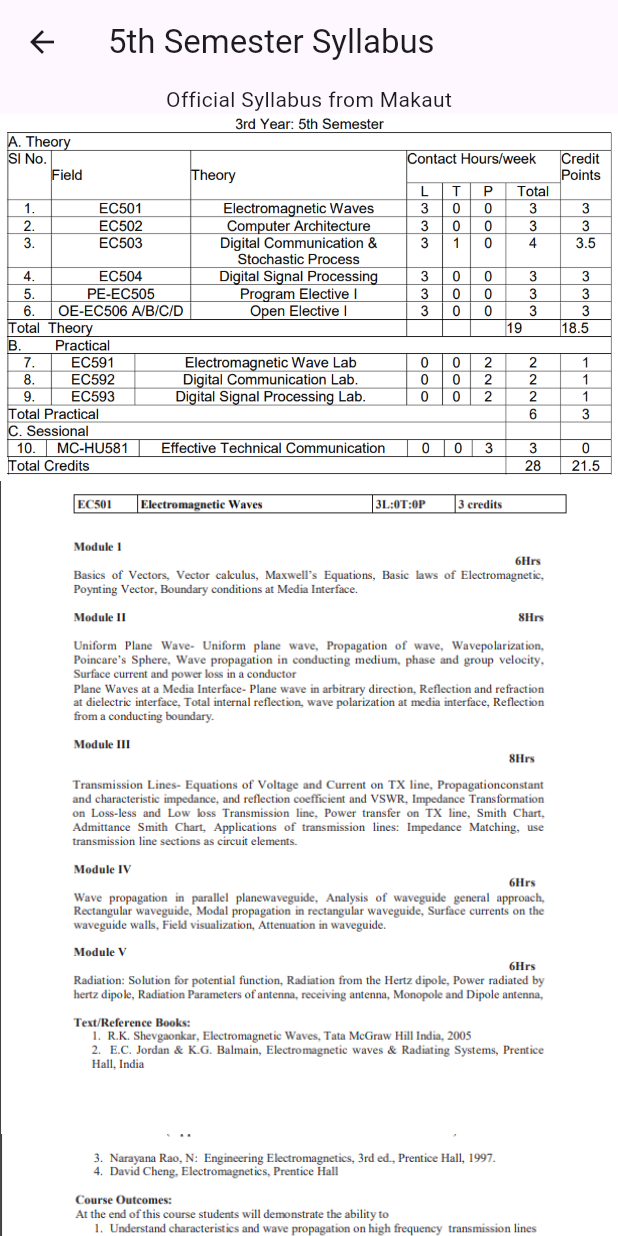
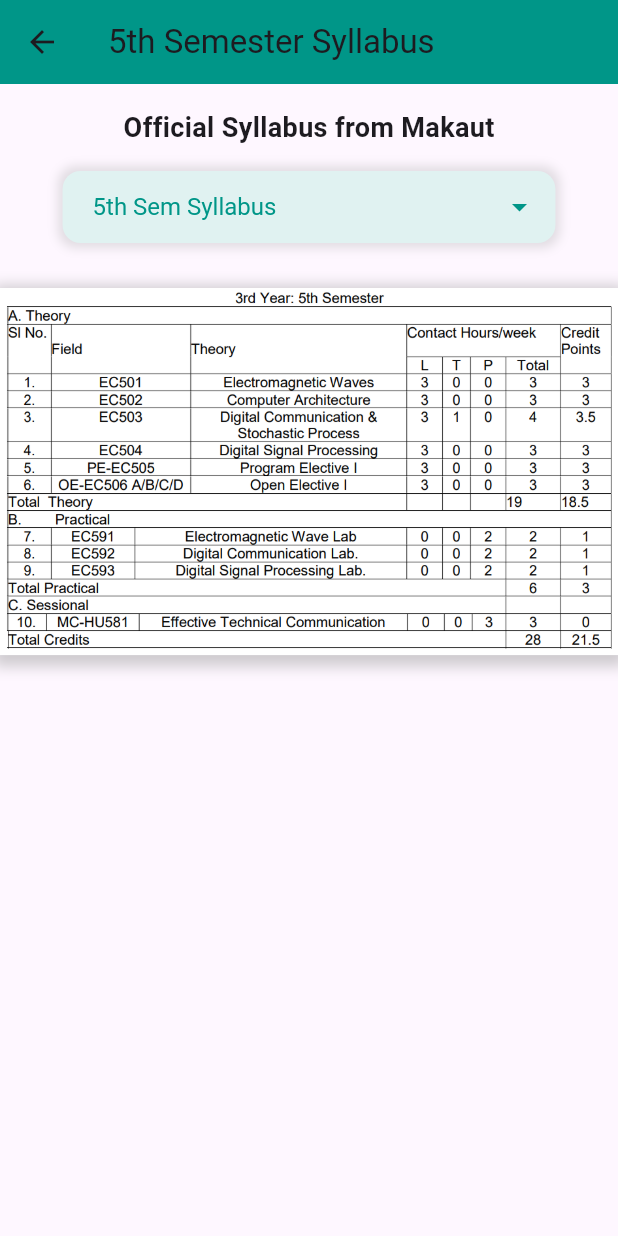
Before and after one commit to Shinjan-saha/ECE-Dept-App, a Flutter app: the Semester5Page screen opened directly, on a phone screen of 412 x 824 dp. Run offline on Flutter 3.47's test engine with Material 3 defaults, Android fonts, the phone set to English and light mode, and no system bars; our stand-ins replace curved_navigation_bar.

Commit message:
5th Sem done

```diff
--- a/ece/lib/semester_5_page.dart
+++ b/ece/lib/semester_5_page.dart
@@ -1,207 +1,116 @@
 import 'package:flutter/material.dart';
 
-class Semester5Page extends StatelessWidget {
+class Semester5Page extends StatefulWidget {
+  @override
+  _Semester5PageState createState() => _Semester5PageState();
+}
+
+class _Semester5PageState extends State<Semester5Page> {
+  String _selectedOption = '5th Sem Syllabus';
+
+  final Map<String, List<String>> _imageGroups = {
+    '5th Sem Syllabus': ['5thsem.png'],
+    'Electromagnetic Waves': ['5thsem1.png','5thsem2.png'],
+    'Computer Architecture': ['5thsem3.png'],
+    'Digital Commuinictation & Stochastic': ['5thsem4.png','5thsem5.png'],
+    'Digital Signal Processing': ['5thsem6.png','5thsem7.png'],
+    'Electromagnetic Waves Labratory': ['5thsem8.png'],
+    'Digital Commuinctation Labratory': ['5thsem9.png'],
+    'Digital Signal Processing Labratory': ['5thsem10.png'],
+    'Effective Technical Commuinictation': ['5thsem11.png','5thsem12.png','5thsem13.png'],
+
+  };
+
   @override
   Widget build(BuildContext context) {
     return Scaffold(
       appBar: AppBar(
         title: Text('5th Semester Syllabus'),
+        backgroundColor: Colors.teal,
       ),
       body: SingleChildScrollView(
         child: Column(
           children: <Widget>[
-            Text('Official Syllabus from Makaut'),
-            ListView.builder(
-              shrinkWrap: true,
-              physics: NeverScrollableScrollPhysics(),
-              itemCount: 24, // Display 12 images
-              itemBuilder: (BuildContext context, int index) {
-                if (index == 0) {
-                  return Image.asset(
-                    'asset/5thsem.png',
-                    // height: 200,
-                    width: double.infinity,
-                    fit: BoxFit.cover,
-                  );
-                } else if (index == 1) {
-                  return Image.asset(
-                    'asset/5thsem1.png',
-                    // height: 200,
-                    width: double.infinity,
-                    fit: BoxFit.cover,
-                  );
-                }
-                else if (index == 2) {
-                  return Image.asset(
-                    'asset/5thsem2.png',
-                    // height: 200,
-                    width: double.infinity,
-                    fit: BoxFit.cover,
-                  );
-                }
-                else if (index == 3) {
-                  return Image.asset(
-                    'asset/5thsem3.png',
-                    // height: 200,
-                    width: double.infinity,
-                    fit: BoxFit.cover,
-                  );
-                }
-                else if (index == 4) {
-                  return Image.asset(
-                    'asset/5thsem4.png',
-                    // height: 200,
-                    width: double.infinity,
-                    fit: BoxFit.cover,
-                  );
-                }
-                else if (index == 5) {
-                  return Image.asset(
-                    'asset/5thsem5.png',
-                    // height: 200,
-                    width: double.infinity,
-                    fit: BoxFit.cover,
-                  );
-                }
-                else if (index == 6) {
-                  return Image.asset(
-                    'asset/5thsem6.png',
-                    // height: 200,
-                    width: double.infinity,
-                    fit: BoxFit.cover,
-                  );
-                }
-                else if (index == 7) {
-                  return Image.asset(
-                    'asset/5thsem7.png',
-                    // height: 200,
-                    width: double.infinity,
-                    fit: BoxFit.cover,
-                  );
-                }
-                else if (index == 8) {
-                  return Image.asset(
-                    'asset/5thsem8.png',
-                    // height: 200,
-                    width: double.infinity,
-                    fit: BoxFit.cover,
-                  );
-                }
-                else if (index == 9) {
-                  return Image.asset(
-                    'asset/5thsem10.png',
-                    // height: 200,
-                    width: double.infinity,
-                    fit: BoxFit.cover,
-                  );
-                }
-                else if (index == 10) {
-                  return Image.asset(
-                    'asset/5thsem11.png',
-                    // height: 200,
-                    width: double.infinity,
-                    fit: BoxFit.cover,
-                  );
-                }
-                else if (index == 11) {
-                  return Image.asset(
-                    'asset/5thsem12.png',
-                    // height: 200,
-                    width: double.infinity,
-                    fit: BoxFit.cover,
-                  );
-                }
-                 else if (index == 12) {
-                  return Image.asset(
-                    'asset/5thsem13.png',
-                    // height: 200,
-                    width: double.infinity,
-                    fit: BoxFit.cover,
-                  );
-                }
-                 else if (index == 13) {
-                  return Image.asset(
-                    'asset/5thsem14.png',
-                    // height: 200,
-                    width: double.infinity,
-                    fit: BoxFit.cover,
-                  );
-                }
-                 else if (index == 14) {
-                  return Image.asset(
-                    'asset/5thsem15.png',
-                    // height: 200,
-                    width: double.infinity,
-                    fit: BoxFit.cover,
-                  );
-                }
-                 else if (index == 15) {
-                  return Image.asset(
-                    'asset/5thsem16.png',
-                    // height: 200,
-                    width: double.infinity,
-                    fit: BoxFit.cover,
-                  );
-                }
-                 else if (index == 16) {
-                  return Image.asset(
-                    'asset/5thsem17.png',
-                    // height: 200,
-                    width: double.infinity,
-                    fit: BoxFit.cover,
-                  );
-                }
-                 else if (index == 17) {
-                  return Image.asset(
-                    'asset/5thsem18.png',
-                    // height: 200,
-                    width: double.infinity,
-                    fit: BoxFit.cover,
-                  );
-                }
-                 else if (index == 18) {
-                  return Image.asset(
-                    'asset/5thsem19.png',
-                    // height: 200,
-                    width: double.infinity,
-                    fit: BoxFit.cover,
-                  );
-                }
-                 else if (index == 19) {
-                  return Image.asset(
-                    'asset/5thsem20.png',
-                    // height: 200,
-                    width: double.infinity,
-                    fit: BoxFit.cover,
-                  );
-                }
-                 else if (index == 20) {
-                  return Image.asset(
-                    'asset/5thsem21.png',
-                    // height: 200,
-                    width: double.infinity,
-                    fit: BoxFit.cover,
-                  );
-                }
-                 else if (index == 21) {
-                  return Image.asset(
-                    'asset/5thsem22.png',
-                    // height: 200,
-                    width: double.infinity,
-                    fit: BoxFit.cover,
-                  );
-                }
-                 else if (index == 22) {
-                  return Image.asset(
-                    'asset/5thsem23.png',
-                    // height: 200,
-                    width: double.infinity,
-                    fit: BoxFit.cover,
-                  );
-                }
-
-                return Container(); // Placeholder for other indices
-              },
+            Padding(
+              padding: const EdgeInsets.all(16.0),
+              child: Text(
+                'Official Syllabus from Makaut',
+                style: TextStyle(fontSize: 18, fontWeight: FontWeight.bold),
+              ),
+            ),
+            Padding(
+              padding: const EdgeInsets.symmetric(horizontal: 16.0),
+              child: DecoratedBox(
+                decoration: BoxDecoration(
+                  color: Colors.teal[50],
+                  borderRadius: BorderRadius.circular(12), // Rounded corners
+                  boxShadow: [
+                    BoxShadow(
+                      color: Colors.grey.withOpacity(0.3),
+                      spreadRadius: 3,
+                      blurRadius: 5,
+                    ),
+                  ],
+                ),
+                child: Padding(
+                  padding: const EdgeInsets.symmetric(horizontal: 12.0),
+                  child: DropdownButtonHideUnderline(
+                    child: DropdownButton<String>(
+                      value: _selectedOption,
+                      onChanged: (String? newValue) {
+                        setState(() {
+                          _selectedOption = newValue!;
+                        });
+                      },
+                      dropdownColor: Colors.teal[50],
+                      items: _imageGroups.keys
+                          .map<DropdownMenuItem<String>>((String key) {
+                        return DropdownMenuItem<String>(
+                          value: key,
+                          child: Padding(
+                            padding: const EdgeInsets.all(8.0),
+                            child: Text(
+                              key,
+                              style: TextStyle(fontSize: 16),
+                            ),
+                          ),
+                        );
+                      }).toList(),
+                      icon: Icon(Icons.arrow_drop_down, color: Colors.teal),
+                      style: TextStyle(color: Colors.teal, fontSize: 16),
+                    ),
+                  ),
+                ),
+              ),
+            ),
+            SizedBox(height: 20),
+            Column(
+              children: _imageGroups[_selectedOption]!
+                  .map((imageName) => Container(
+                        margin: EdgeInsets.symmetric(vertical: 10.0),
+                        decoration: BoxDecoration(
+                          color: Colors.blueGrey[50], // Light bluish-grey background
+                          boxShadow: [
+                            BoxShadow(
+                              color: Colors.grey.withOpacity(0.5),
+                              spreadRadius: 5,
+                              blurRadius: 7,
+                              offset: Offset(0, 3), // changes position of shadow
+                            ),
+                          ],
+                        ),
+                        child: InteractiveViewer(
+                          panEnabled: true,
+                          minScale: 0.5,
+                          maxScale: 4.0,
+                          child: Image.asset(
+                            'asset/$imageName',
+                            width: double.infinity,
+                            fit: BoxFit.cover,
+                          ),
+                        ),
+                      ))
+                  .toList(),
             ),
           ],
         ),
```
